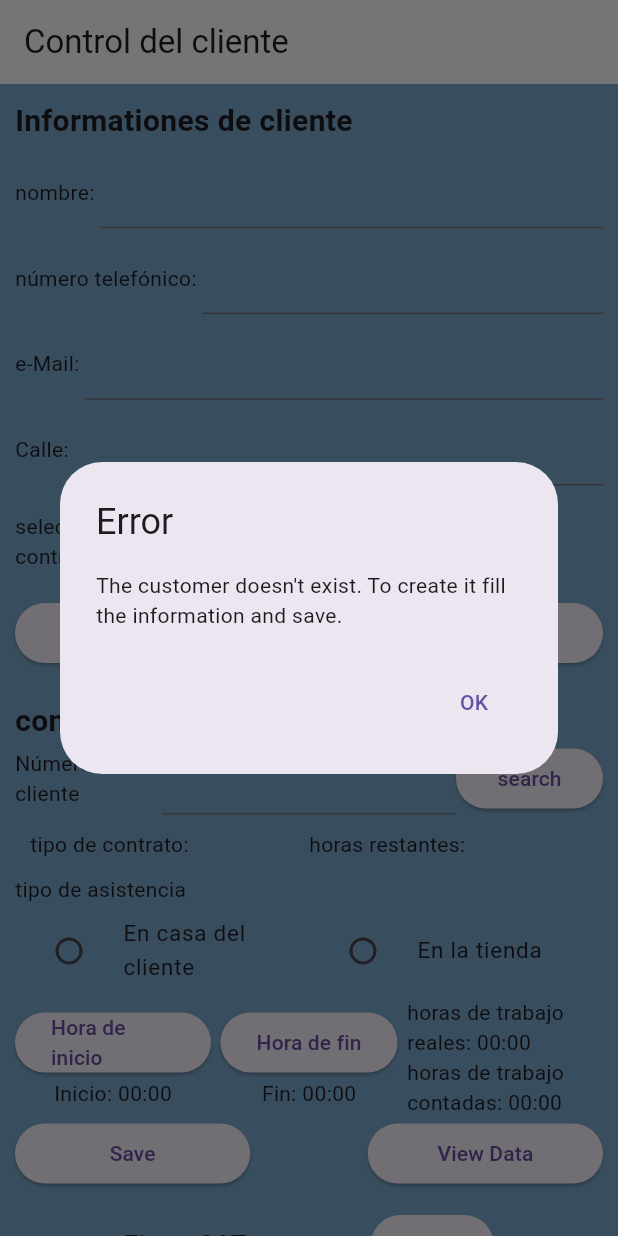
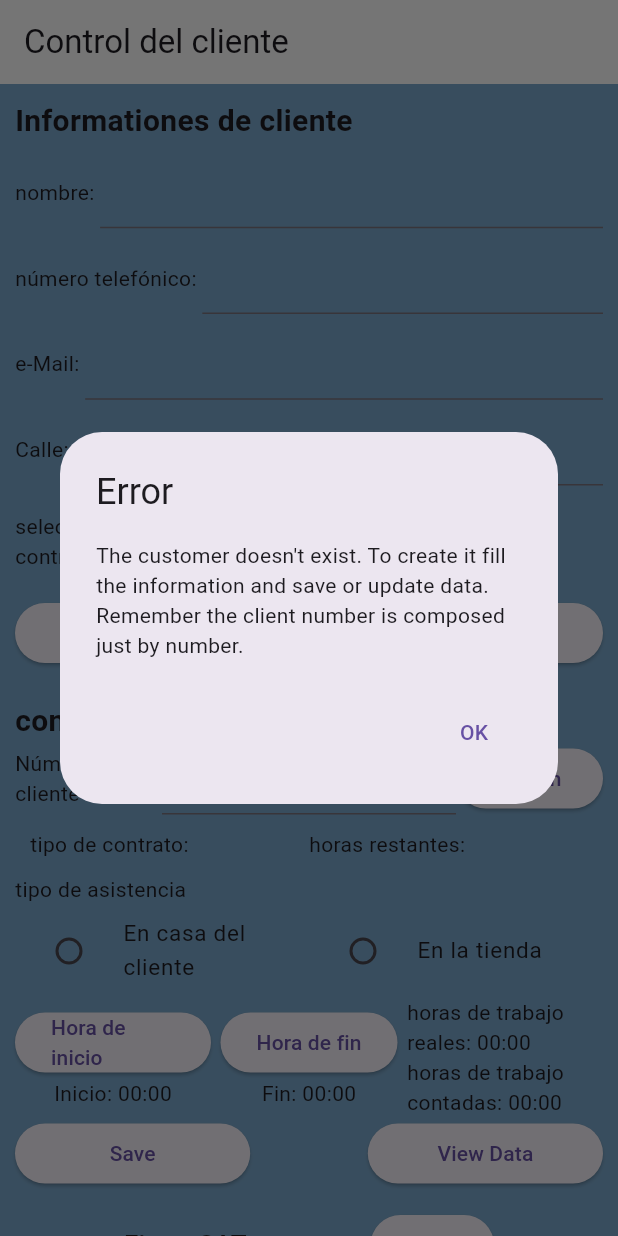
Before and after one commit to MichBell2417/CustomersRequestApp, a Flutter app: the screen it shows after launch, after a tap on "search", on a phone screen of 412 x 824 dp. Run offline on Flutter 3.47's test engine with Material 3 defaults, Android fonts, the light colour scheme and no system bars; our stand-ins replace signature; missing offline and left inert: mysql1; accounts and stored records are empty.

Commit message:
connected the database and modified some errors

```diff
--- a/customer_request_application/lib/classes.dart
+++ b/customer_request_application/lib/classes.dart
@@ -1,4 +1,5 @@
 import "package:flutter/material.dart";
+import 'package:mysql1/mysql1.dart';
 
 class Customer{
   String _name;
@@ -56,18 +57,63 @@ class ContractType {
 
 class ApplicationController extends ChangeNotifier{
   Customer? customer;
+  BuildContext? classContext;
+  bool connectionStatus=false;
+  final List<ContractType> contractTypes = <ContractType>[];
+  List<Customer> customers = [];
 
-  final List<ContractType> contractTypes = <ContractType>[
-    ContractType("decima",TimeOfDay(hour: 20, minute: 0)),
-    ContractType("secunda",TimeOfDay(hour: 15, minute: 0)),
-    ContractType("terza",TimeOfDay(hour: 10, minute: 0)),
-    ContractType("quarta",TimeOfDay(hour: 5, minute: 0))
-  ];
-  //TODO: the data customer will be archived in csv file and the process will be automated
-  List<Customer> customers = [
-    Customer("Marco", "xx@gmail.com", "3333333333", "via, Marco Ruspi", TimeOfDay(hour: 10, minute: 0),ContractType("decima",TimeOfDay(hour: 20, minute: 0)),),
-    //Customer("Luca", "luce@gmail.com", "334555555", "via, Lucio Armando", TimeOfDay(hour: 15, minute: 0), "20h"),
-    ];
+  //------------------------------------------ usefull metods to comunicate with the db
+  late final MySqlConnection database;
+  void conecctionDb() async {
+    final conn = ConnectionSettings(
+      host: "192.168.0.211", // Add your host IP address or server name
+      port: 3306, // Add the port the server is running on
+      user: "tablet", // Your username
+      password: "123456", // Your password
+      db: "divermatica", // Your DataBase name
+    );
+    try {
+      database = await MySqlConnection.connect(conn);
+      connectionStatus=true;
+    } catch (e) {
+      connectionStatus=false;
+      alert(classContext!, "databese error", "database connection failed, check the wifi status");
+    }
+    pullContracts();
+    pullCustomers();
+  }
+  /// in this method the customers are taken from the database and saved inside the "customers" vector
+  void pullCustomers() async {
+    var result = await database.query('SELECT * FROM customer');
+    customers.clear();
+    for(var customerDB in result){
+      Duration time=customerDB['remaining_time'];
+      int minutes=time.inMinutes;
+      int hours=0;
+      if(minutes>=60){
+        hours=(minutes/60).toInt();
+        minutes=minutes-hours*60;
+      }
+      customers.add(Customer(customerDB['name'], customerDB['email'], customerDB['phone_number'], customerDB['street'], TimeOfDay(hour: hours, minute: minutes), contractTypes[customerDB['id_contract']]));
+    }
+  }
+
+  void pullContracts() async {
+    var result = await database.query('SELECT * FROM contract');
+    contractTypes.clear();
+    for(var contract in result){
+      Duration time=contract['time_duration'];
+      int minutes=time.inMinutes;
+      int hours=0;
+      if(minutes>=60){
+        hours=(minutes/60).toInt();
+        minutes=minutes-hours*60;
+      }
+      contractTypes.add(ContractType(contract['name'], TimeOfDay(hour: hours, minute: minutes)));
+    }
+  }
+
+
   String selectedContract="";
   bool upgradeData(int index, String name, String eMail, String phoneNumber, String street){
     if(!eMail.contains('@')){
@@ -120,19 +166,16 @@ class ApplicationController extends ChangeNotifier{
 //--------------------------------------------------------- part to find the customer from his number
   //the customer number is the corresponding index in the vector "customers"
   bool findNumberCustomer(String indexStr){
+    customer=null;
+    notifyListeners();
     try{
       int index=int.parse(indexStr);
       try {
         customer=customers[index];
         notifyListeners();
         return true;
-      } catch (e) {
-        print("error customer no exist");
-      }
-    }catch(e){
-      print("error insert a number");
-    }
-    customer=null;
+      } catch (e){}
+    }catch(e){}
     notifyListeners();
     return false;
   }
--- a/customer_request_application/lib/main.dart
+++ b/customer_request_application/lib/main.dart
@@ -1,25 +1,9 @@
 import 'package:customer_request_application/classes.dart';
-import 'package:flutter/foundation.dart';
 import 'package:flutter/material.dart';
 import 'package:provider/provider.dart';
 import 'package:signature/signature.dart';
 
-/*
-import 'package:mysql_client/mysql_client.dart';
-import 'package:http/http.dart' as http;
-import 'package:mysql1/mysql1.dart';*/
-
-void main() {
-  /*final conn = ConnectionSettings(
-      host: "192.168.0.211", // Add your host IP address or server name
-      port: 3306, // Add the port the server is running on
-      user: "tablet", // Your username
-      password: "123456", // Your password
-      db: "divermatica", // Your DataBase name
-    );
-
-  final database = await MySqlConnection.connect(conn);
-  */
+Future<void> main() async {
   runApp(PrincipalPage());
 }
 
@@ -35,9 +19,7 @@ class PrincipalPage extends StatelessWidget {
   }
 }
 
-//
 enum SingingCharacter { casa, tienda }
-
 //Here you write the interface
 class FirstScreen extends StatelessWidget {
   var sectionTitle = TextStyle(fontSize: 20, fontWeight: FontWeight.bold);
@@ -54,6 +36,10 @@ class FirstScreen extends StatelessWidget {
   @override
   Widget build(BuildContext context) {
     var customersController = context.watch<ApplicationController>();
+    if(!customersController.connectionStatus){
+      customersController.classContext=context;
+      customersController.conecctionDb();
+    }
     Widget graphicPartContract = Row(children: [
       Expanded(child: Text("seleccione un tipo de contrato: ")),
       Expanded(
@@ -241,7 +227,7 @@ class FirstScreen extends StatelessWidget {
                                       customersController.alert(
                                           context,
                                           "Error",
-                                          "The customer doesn't exist. To create it fill the information and save.");
+                                          "The customer doesn't exist. To create it fill the information and save or update data. Remember the client number is composed just by number.");
                                       nombreController.text = "";
                                       emailController.text = "";
                                       numeroDeTelefonoController.text = "";
```
